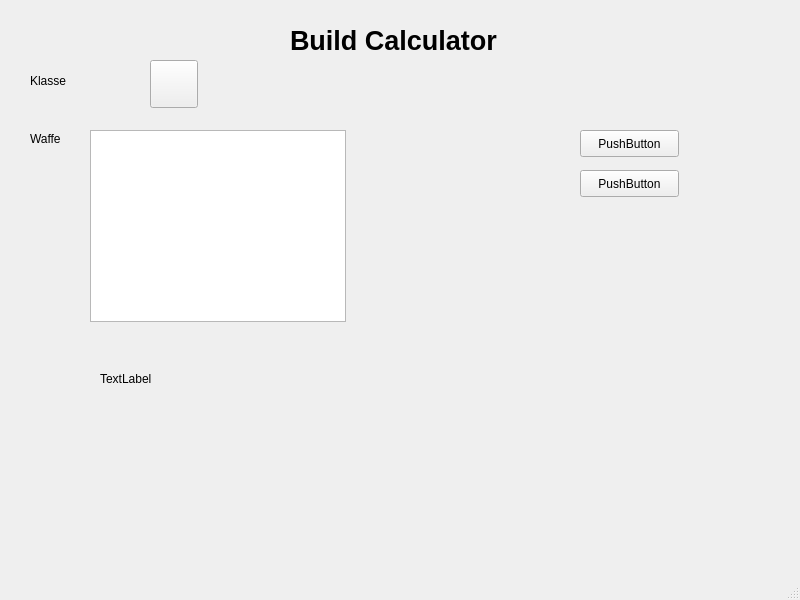
The window that window.ui (Ydalirsson/GW2-Calculator) describes before a commit, drawn with Qt 5.
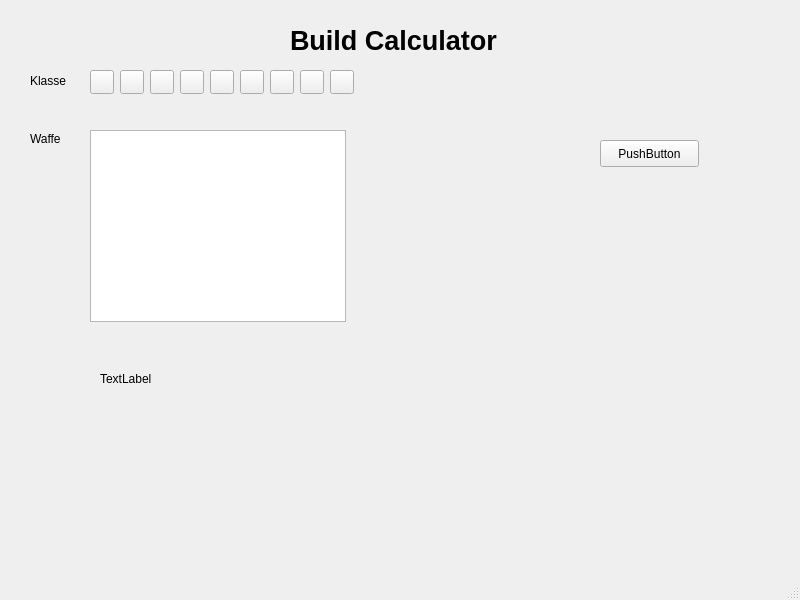
The same window after the commit. Icons and pictures are not drawn.

Patch:
```diff
--- a/window.ui
+++ b/window.ui
@@ -63,49 +63,125 @@
    <widget class="QPushButton" name="pushButton">
     <property name="geometry">
      <rect>
-      <x>150</x>
-      <y>60</y>
-      <width>48</width>
-      <height>48</height>
+      <x>90</x>
+      <y>70</y>
+      <width>24</width>
+      <height>24</height>
      </rect>
     </property>
-    <property name="minimumSize">
-     <size>
-      <width>48</width>
-      <height>48</height>
-     </size>
-    </property>
-    <property name="maximumSize">
-     <size>
-      <width>48</width>
-      <height>48</height>
-     </size>
-    </property>
     <property name="styleSheet">
      <string notr="true">border-image:url(:/res/assets/ele.png);</string>
     </property>
-    <property name="text">
-     <string/>
+   </widget>
+   <widget class="QPushButton" name="ic_eng">
+    <property name="geometry">
+     <rect>
+      <x>120</x>
+      <y>70</y>
+      <width>24</width>
+      <height>24</height>
+     </rect>
     </property>
+    <property name="styleSheet">
+     <string notr="true">border-image:url(:/res/assets/eng.png);</string>
+    </property>
    </widget>
    <widget class="QPushButton" name="pushButton_2">
     <property name="geometry">
      <rect>
-      <x>580</x>
-      <y>130</y>
-      <width>99</width>
-      <height>27</height>
+      <x>150</x>
+      <y>70</y>
+      <width>24</width>
+      <height>24</height>
      </rect>
     </property>
-    <property name="text">
-     <string>PushButton</string>
+    <property name="styleSheet">
+     <string notr="true">border-image:url(:/res/assets/gua.png);</string>
+    </property>
+   </widget>
+   <widget class="QPushButton" name="ic_mes">
+    <property name="geometry">
+     <rect>
+      <x>180</x>
+      <y>70</y>
+      <width>24</width>
+      <height>24</height>
+     </rect>
+    </property>
+    <property name="styleSheet">
+     <string notr="true">border-image:url(:/res/assets/mes.png);</string>
+    </property>
+   </widget>
+   <widget class="QPushButton" name="ic_nec">
+    <property name="geometry">
+     <rect>
+      <x>210</x>
+      <y>70</y>
+      <width>24</width>
+      <height>24</height>
+     </rect>
+    </property>
+    <property name="styleSheet">
+     <string notr="true">border-image:url(:/res/assets/nec.png);</string>
+    </property>
+   </widget>
+   <widget class="QPushButton" name="ic_ran">
+    <property name="geometry">
+     <rect>
+      <x>240</x>
+      <y>70</y>
+      <width>24</width>
+      <height>24</height>
+     </rect>
+    </property>
+    <property name="styleSheet">
+     <string notr="true">border-image:url(:/res/assets/ran.png);</string>
+    </property>
+   </widget>
+   <widget class="QPushButton" name="ic_rev">
+    <property name="geometry">
+     <rect>
+      <x>270</x>
+      <y>70</y>
+      <width>24</width>
+      <height>24</height>
+     </rect>
+    </property>
+    <property name="styleSheet">
+     <string notr="true">border-image:url(:/res/assets/rev.png);</string>
+    </property>
+   </widget>
+   <widget class="QPushButton" name="ic_thi">
+    <property name="geometry">
+     <rect>
+      <x>300</x>
+      <y>70</y>
+      <width>24</width>
+      <height>24</height>
+     </rect>
+    </property>
+    <property name="styleSheet">
+     <string notr="true">border-image:url(:/res/assets/thi.png);</string>
+    </property>
+   </widget>
+   <widget class="QPushButton" name="ic_war">
+    <property name="geometry">
+     <rect>
+      <x>330</x>
+      <y>70</y>
+      <width>24</width>
+      <height>24</height>
+     </rect>
+    </property>
+    <property name="styleSheet">
+     <string notr="true">border-image:url(:/res/assets/war.png);</string>
     </property>
    </widget>
    <widget class="QPushButton" name="pushButton_3">
     <property name="geometry">
      <rect>
-      <x>580</x>
-      <y>170</y>
+      <x>600</x>
+      <y>140</y>
       <width>99</width>
       <height>27</height>
      </rect>
```
Left out of the diff: 4 changed lines with no effect on the pictures.
